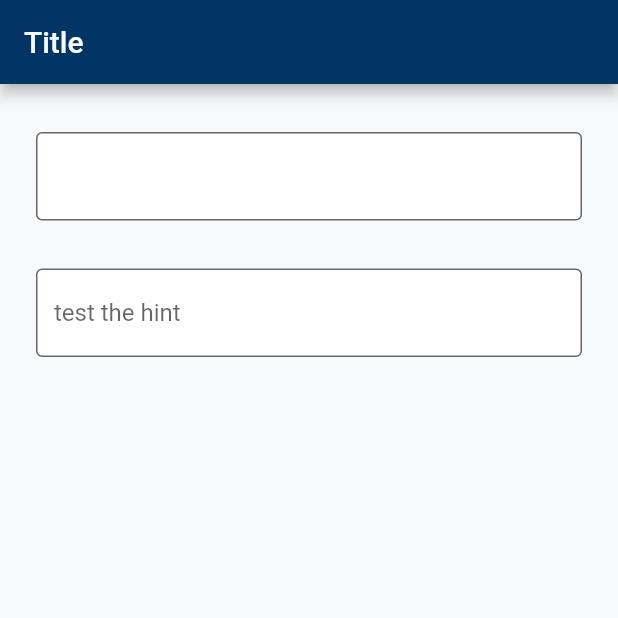
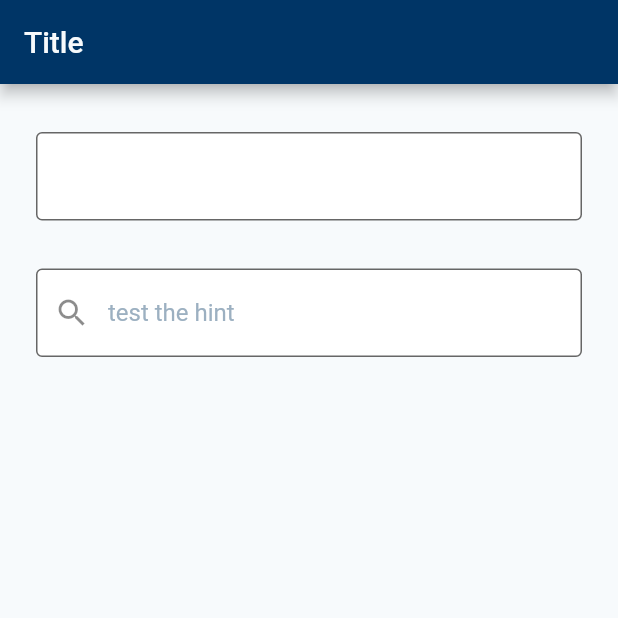
Before and after one commit to marta-werdaya/food_craft, a Flutter app: the screen it shows after launch, on a phone screen of 412 x 824 dp, the top half of it. Run offline on Flutter 3.47's test engine with Material 2 defaults, Android fonts, the phone set to English and light mode, and no system bars.

Commit message:
add theme input

```diff
--- a/lib/main.dart
+++ b/lib/main.dart
@@ -17,6 +17,7 @@ class MyApp extends StatelessWidget {
       theme: ThemeData(
         colorScheme: ThemeColor.colorScheme,
         inputDecorationTheme: ThemeInput.inputDecoration,
+        textTheme: const TextTheme(),
       ),
       home: const HomePage(),
     );
--- a/lib/pages/home_page.dart
+++ b/lib/pages/home_page.dart
@@ -18,7 +18,10 @@ class HomePage extends StatelessWidget {
               height: 32,
             ),
             TextFormField(
-              decoration: const InputDecoration(hintText: 'test the hint'),
+              decoration: const InputDecoration(
+                hintText: 'test the hint',
+                prefixIcon: Icon(Icons.search),
+              ),
             ),
           ],
         ),
--- a/lib/themes/theme_color.dart
+++ b/lib/themes/theme_color.dart
@@ -4,13 +4,13 @@ import '../constants/app_colors.dart';
 
 class ThemeColor {
   static final colorScheme = ColorScheme.fromSeed(
-    seedColor: AppColors.secondary,
+    seedColor: AppColors.primary,
     brightness: Brightness.light,
     primary: AppColors.primary,
     onPrimary: AppColors.bg,
     secondary: AppColors.secondary,
     onSecondary: AppColors.black,
     background: AppColors.black,
-    onBackground: AppColors.black,
+    onBackground: AppColors.bg,
   );
 }
--- a/lib/themes/theme_input.dart
+++ b/lib/themes/theme_input.dart
@@ -6,5 +6,9 @@ class ThemeInput {
     fillColor: AppColors.white,
     filled: true,
     border: OutlineInputBorder(),
+    hintStyle: TextStyle(
+      color: AppColors.grey,
+    ),
+    iconColor: AppColors.grey,
   );
 }
```
